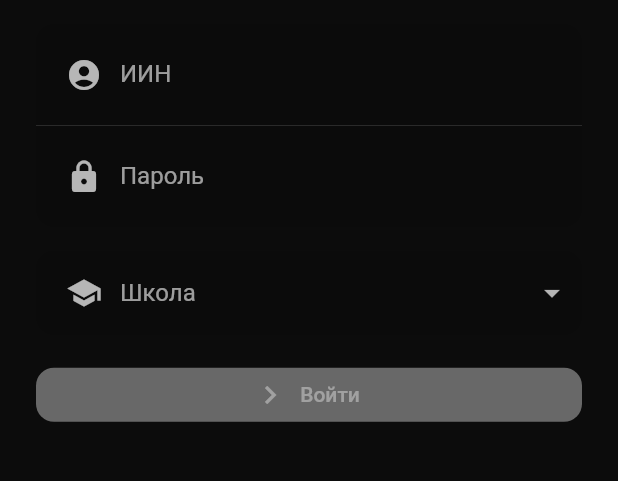
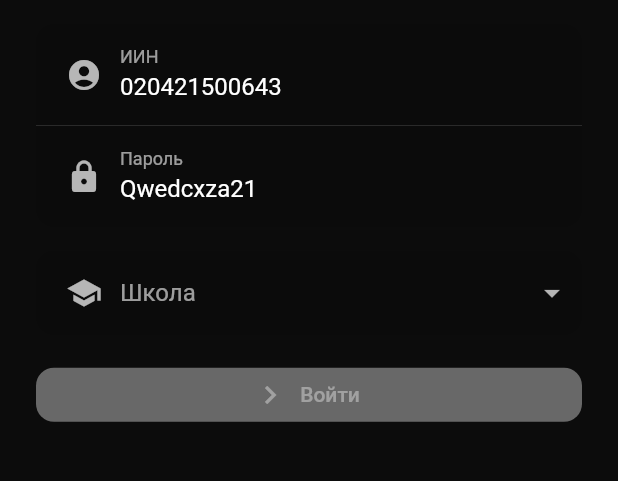
Before and after one commit to kekland/enis-app.v3, a Flutter app: the screen it shows after launch, on a phone screen of 412 x 824 dp, the part 434-915 px from its top. Run offline on Flutter 3.47's test engine with Material 2 defaults, Android fonts, the phone set to English and light mode, and no system bars; our stand-ins replace flutter_svg, shared_preferences; accounts and stored records are empty.

Commit message:
wip: bugfixing

```diff
--- a/lib/api/schools.dart
+++ b/lib/api/schools.dart
@@ -1,21 +1,21 @@
 final Map<String, String> schools = {
-  'Астана ФМН': 'https://ast.nis.edu.kz',
-  'Кокшетау ФМН': 'https://kt.nis.edu.kz',
-  'Талдыкорган ФМН': 'https://tk.nis.edu.kz',
-  'Семей ФМН': 'https://sm.nis.edu.kz',
-  'Орал ФМН': 'https://ura.nis.edu.kz',
-  'Усть-Каменогорск ХБН': 'https://ukk.nis.edu.kz',
-  'Актобе ФМН': 'https://akb.nis.edu.kz',
-  'Караганда ХБН': 'https://krg.nis.edu.kz',
-  'Шымкент ХБН': 'https://hbsh.nis.edu.kz',
-  'Шымкент ФМН': 'https://fmsh.nis.edu.kz',
-  'Тараз ФМН': 'https://trz.nis.edu.kz',
-  'Кызылорда ХБН': 'https://kzl.nis.edu.kz',
-  'Павлодар ХБН': 'https://pvl.nis.edu.kz',
-  'Атырау ХБН': 'https://atr.nis.edu.kz',
-  'Алматы ФМН': 'https://fmalm.nis.edu.kz',
-  'Костанай ФМН': 'https://kst.nis.edu.kz',
-  'Петропавловск ХБН': 'https://ptr.nis.edu.kz',
-  'Алматы ХБН': 'https://hbalm.nis.edu.kz',
-  'Актау ХБН': 'https://akt.nis.edu.kz',
+  'Астана ФМН': 'https://sms.ast.nis.edu.kz',
+  'Кокшетау ФМН': 'https://sms.kt.nis.edu.kz',
+  'Талдыкорган ФМН': 'https://sms.tk.nis.edu.kz',
+  'Семей ФМН': 'https://sms.sm.nis.edu.kz',
+  'Орал ФМН': 'https://sms.ura.nis.edu.kz',
+  'Усть-Каменогорск ХБН': 'https://sms.ukk.nis.edu.kz',
+  'Актобе ФМН': 'https://sms.akb.nis.edu.kz',
+  'Караганда ХБН': 'https://sms.krg.nis.edu.kz',
+  'Шымкент ХБН': 'https://sms.hbsh.nis.edu.kz',
+  'Шымкент ФМН': 'https://sms.fmsh.nis.edu.kz',
+  'Тараз ФМН': 'https://sms.trz.nis.edu.kz',
+  'Кызылорда ХБН': 'https://sms.kzl.nis.edu.kz',
+  'Павлодар ХБН': 'https://sms.pvl.nis.edu.kz',
+  'Атырау ХБН': 'https://sms.atr.nis.edu.kz',
+  'Алматы ФМН': 'https://sms.fmalm.nis.edu.kz',
+  'Костанай ФМН': 'https://sms.kst.nis.edu.kz',
+  'Петропавловск ХБН': 'https://sms.ptr.nis.edu.kz',
+  'Алматы ХБН': 'https://sms.hbalm.nis.edu.kz',
+  'Актау ХБН': 'https://sms.akt.nis.edu.kz',
 };
--- a/lib/pages/sign_in_page.dart
+++ b/lib/pages/sign_in_page.dart
@@ -12,14 +12,33 @@ class SignInPage extends StatefulWidget {
 }
 
 class _SignInPageState extends State<SignInPage> {
+  @override
+  Widget build(BuildContext context) {
+    return Scaffold(
+      body: Center(
+        child: SignInForm(),
+      ),
+    );
+  }
+}
+
+class SignInForm extends StatefulWidget {
+  @override
+  _SignInFormState createState() => _SignInFormState();
+}
+
+class _SignInFormState extends State<SignInForm> {
   TextEditingController usernameController;
   TextEditingController passwordController;
   String selectedSchoolKey;
 
   initState() {
-    usernameController = TextEditingController();
-    passwordController = TextEditingController();
+    usernameController = TextEditingController(text: '020421500643');
+    passwordController = TextEditingController(text: 'Qwedcxza21');
     selectedSchoolKey = null;
+
+    usernameController.addListener(() => setState(() => {}));
+    passwordController.addListener(() => setState(() => {}));
 
     super.initState();
   }
@@ -55,9 +74,7 @@ class _SignInPageState extends State<SignInPage> {
 
   @override
   Widget build(BuildContext context) {
-    return Scaffold(
-      body: Center(
-        child: SingleChildScrollView(
+    return SingleChildScrollView(
       padding: const EdgeInsets.all(24.0),
       child: Column(
         crossAxisAlignment: CrossAxisAlignment.center,
@@ -86,6 +103,7 @@ class _SignInPageState extends State<SignInPage> {
           ),
           SizedBox(height: 16.0),
           BeautifulTextField(
+            controller: usernameController,
             icon: Icons.account_circle,
             hint: 'ИИН',
             borderRadius: BorderRadius.vertical(
@@ -96,6 +114,7 @@ class _SignInPageState extends State<SignInPage> {
             height: 1.0,
           ),
           BeautifulTextField(
+            controller: passwordController,
             icon: Icons.lock,
             hint: 'Пароль',
             borderRadius: BorderRadius.vertical(
@@ -107,6 +126,8 @@ class _SignInPageState extends State<SignInPage> {
             borderRadius: BorderRadius.circular(12.0),
             hint: 'Школа',
             icon: Icons.school,
+            onSelected: (v) => setState(() => selectedSchoolKey = v),
+            selected: selectedSchoolKey,
             items: schools.keys
                 .map(
                   (key) => DropdownMenuItem(
@@ -132,8 +153,6 @@ class _SignInPageState extends State<SignInPage> {
           ),
         ],
       ),
-        ),
-      ),
     );
   }
 }
--- a/lib/utils.dart
+++ b/lib/utils.dart
@@ -23,7 +23,8 @@ showLoadingDialog(BuildContext context, [Function onClosed]) {
   showDialog(
     context: context,
     barrierDismissible: false,
-    builder: (_) => Container(
+    builder: (_) => Center(
+      child: Container(
         width: 72.0,
         height: 72.0,
         decoration: BoxDecoration(
@@ -32,6 +33,7 @@ showLoadingDialog(BuildContext context, [Function onClosed]) {
         ),
         alignment: Alignment.center,
         child: CircularProgressIndicator(),
+      ),
     ),
   ).then((_) {
     if (onClosed != null) onClosed();
```
Lines whose indentation alone changed are shown as unchanged.
